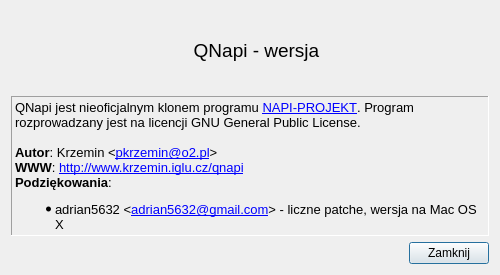
Above: ui/frmabout.ui from QNapi/qnapi before the change. Below: the same form after it.
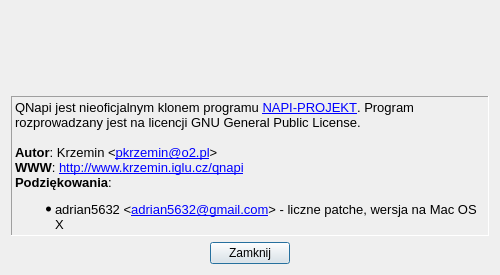
That is the form after the change. Icons and pictures are not drawn.

Diff of the .ui file:
```diff
--- a/ui/frmabout.ui
+++ b/ui/frmabout.ui
@@ -62,8 +62,11 @@
          <pointsize>14</pointsize>
         </font>
        </property>
+       <property name="midLineWidth" >
+        <number>-1</number>
+       </property>
        <property name="text" >
-        <string>QNapi - wersja</string>
+        <string/>
        </property>
        <property name="pixmap" >
         <pixmap/>
@@ -104,24 +107,14 @@
    </item>
    <item>
     <layout class="QHBoxLayout" >
-     <item>
-      <spacer>
-       <property name="orientation" >
-        <enum>Qt::Horizontal</enum>
-       </property>
-       <property name="sizeType" >
-        <enum>QSizePolicy::MinimumExpanding</enum>
-       </property>
-       <property name="sizeHint" >
-        <size>
-         <width>200</width>
-         <height>20</height>
-        </size>
-       </property>
-      </spacer>
-     </item>
      <item>
       <widget class="QPushButton" name="pbOK" >
+       <property name="sizePolicy" >
+        <sizepolicy vsizetype="Fixed" hsizetype="Maximum" >
+         <horstretch>0</horstretch>
+         <verstretch>0</verstretch>
+        </sizepolicy>
+       </property>
        <property name="text" >
         <string>Zamknij</string>
        </property>
```
Left out of the diff: 4 changed lines with no effect on the pictures.
